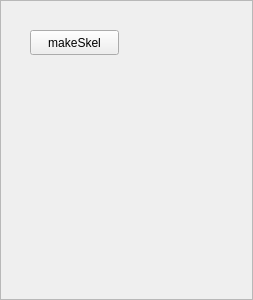
Qt form skeleton/skelmanager.ui (PietroMeloni/MedialAxisToQuadLayout) before a commit.
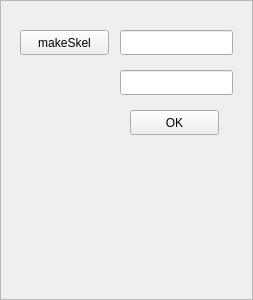
The same form after that commit.

```diff
--- a/skeleton/skelmanager.ui
+++ b/skeleton/skelmanager.ui
@@ -22,7 +22,7 @@
   <widget class="QPushButton" name="butMakeSkel">
    <property name="geometry">
     <rect>
-     <x>30</x>
+     <x>20</x>
      <y>30</y>
      <width>89</width>
      <height>25</height>
@@ -32,6 +32,39 @@
     <string>makeSkel</string>
    </property>
   </widget>
+  <widget class="QLineEdit" name="lineNumCompr">
+   <property name="geometry">
+    <rect>
+     <x>120</x>
+     <y>30</y>
+     <width>113</width>
+     <height>25</height>
+    </rect>
+   </property>
+  </widget>
+  <widget class="QPushButton" name="butNumCompr">
+   <property name="geometry">
+    <rect>
+     <x>130</x>
+     <y>110</y>
+     <width>89</width>
+     <height>25</height>
+    </rect>
+   </property>
+   <property name="text">
+    <string>OK</string>
+   </property>
+  </widget>
+  <widget class="QLineEdit" name="lineAngleTH">
+   <property name="geometry">
+    <rect>
+     <x>120</x>
+     <y>70</y>
+     <width>113</width>
+     <height>25</height>
+    </rect>
+   </property>
+  </widget>
  </widget>
  <resources/>
  <connections/>
```
